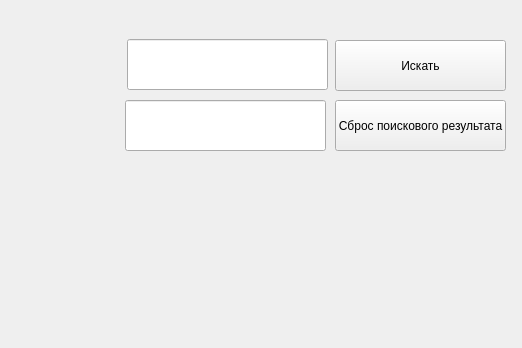
maxijer/YandexMAP, file kar.ui: the form before one commit; both pictures show x 515 to 1037 and y 0 to 348 of the 1037 by 700 pixel window.
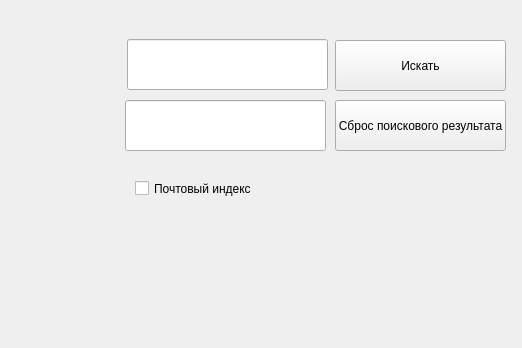
The form after the commit.

```diff
--- a/kar.ui
+++ b/kar.ui
@@ -130,6 +130,19 @@
      </rect>
     </property>
    </widget>
+   <widget class="QCheckBox" name="pochta">
+    <property name="geometry">
+     <rect>
+      <x>650</x>
+      <y>180</y>
+      <width>211</width>
+      <height>17</height>
+     </rect>
+    </property>
+    <property name="text">
+     <string>Почтовый индекс</string>
+    </property>
+   </widget>
   </widget>
   <widget class="QMenuBar" name="menubar">
    <property name="geometry">
```
